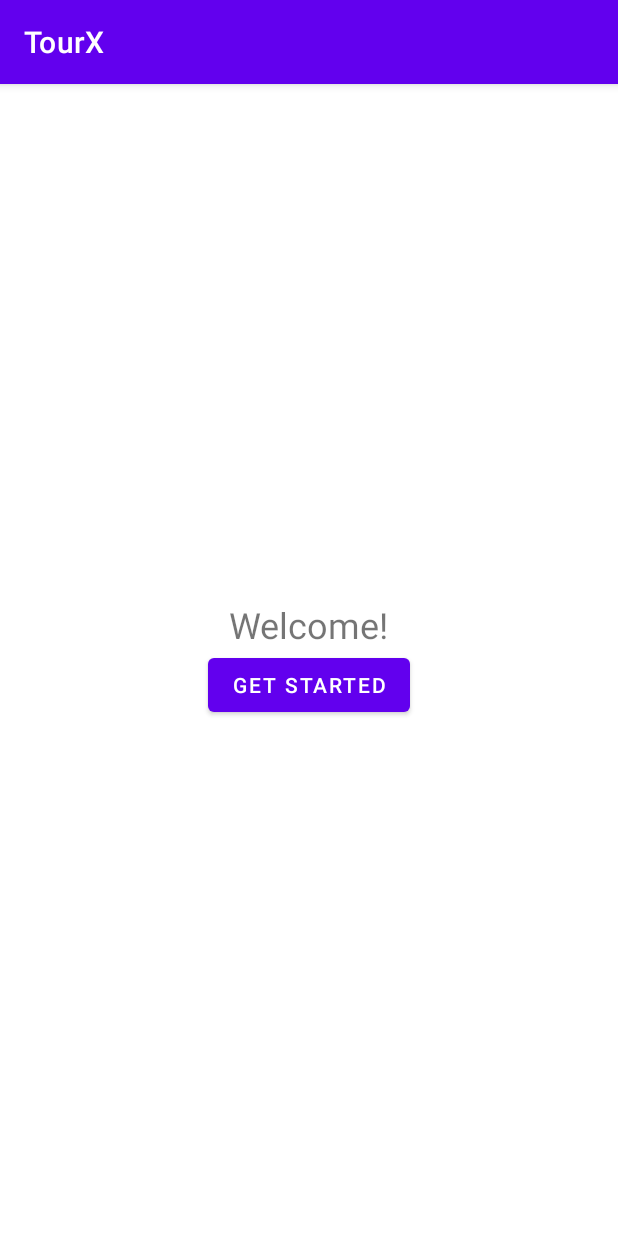
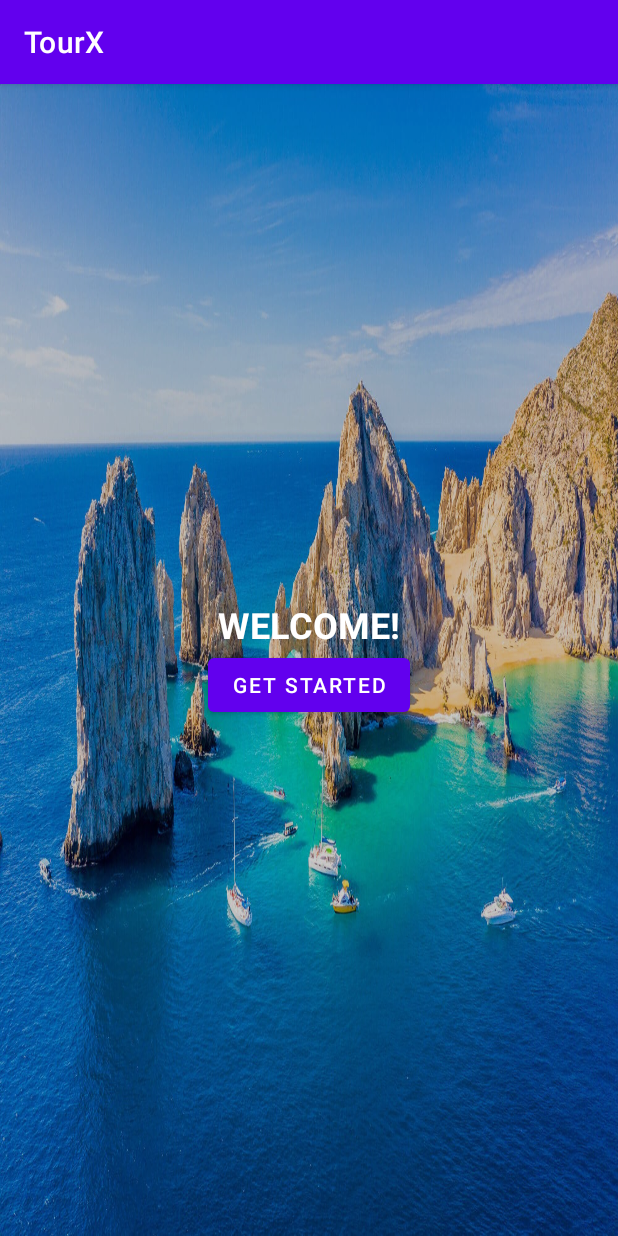
Before and after one commit to cin-ji/TourX, an Android app: the screen it shows after launch (MainActivity), on a phone screen of 412 x 824 dp. Run offline under Robolectric (Android 15) with nearby library versions, the phone set to English and light mode, and no system bars.

Commit message:
Modified background image, opacity, and text font

```diff
--- /dev/null
+++ b/app/src/main/res/drawable/background_home.xml
@@ -0,0 +1,12 @@
+<layer-list xmlns:android="http://schemas.android.com/apk/res/android">
+    <item>
+        <bitmap
+            android:src="@drawable/home"
+            android:gravity="fill" />
+    </item>
+    <item>
+        <shape>
+            <solid android:color="#35000000" /> <!-- Set the desired background color with alpha -->
+        </shape>
+    </item>
+</layer-list>
--- a/app/src/main/res/layout/activity_main.xml
+++ b/app/src/main/res/layout/activity_main.xml
@@ -4,6 +4,8 @@
     xmlns:tools="http://schemas.android.com/tools"
     android:layout_width="match_parent"
     android:layout_height="match_parent"
+    android:background="@drawable/background_home"
+
     tools:context=".activity.MainActivity">
 
     <TextView
@@ -11,6 +13,9 @@
         android:layout_width="wrap_content"
         android:layout_height="wrap_content"
         android:text="@string/welcome_title"
+        android:textColor="@color/white"
+        android:textStyle="bold"
+        android:textAllCaps="true"
         android:textSize="24sp"
         app:layout_constraintBottom_toTopOf="@+id/buttonGetStarted"
         app:layout_constraintEnd_toEndOf="parent"
```
Also changed, not shown: app/src/main/res/drawable/home.jpg (added).
